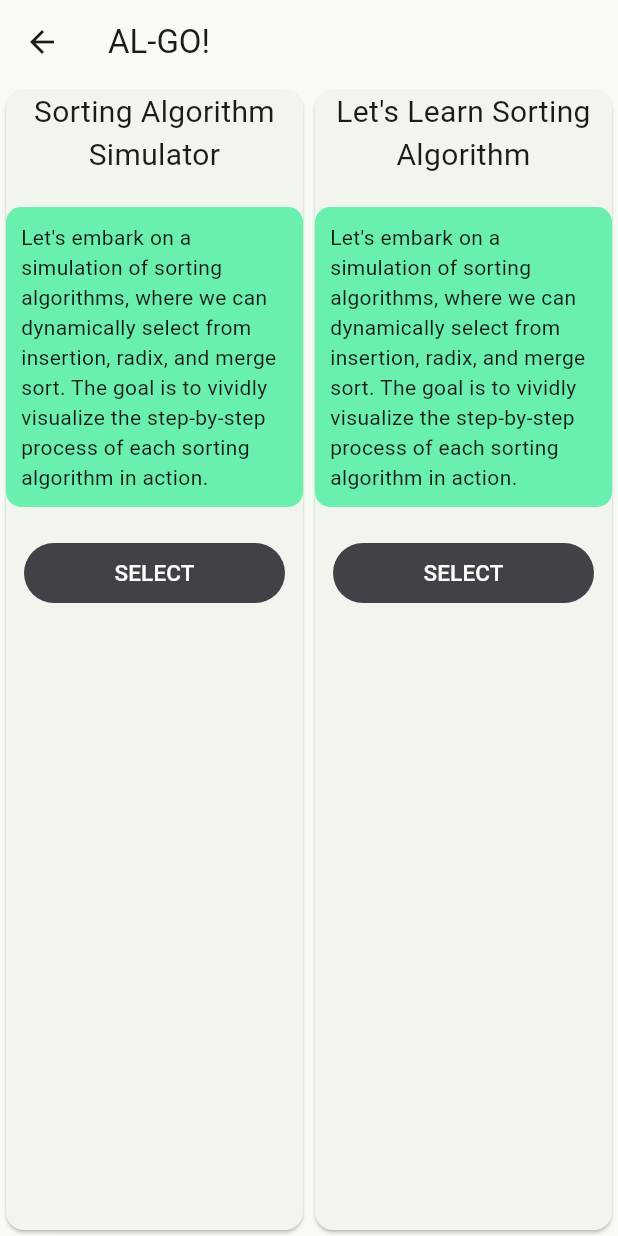
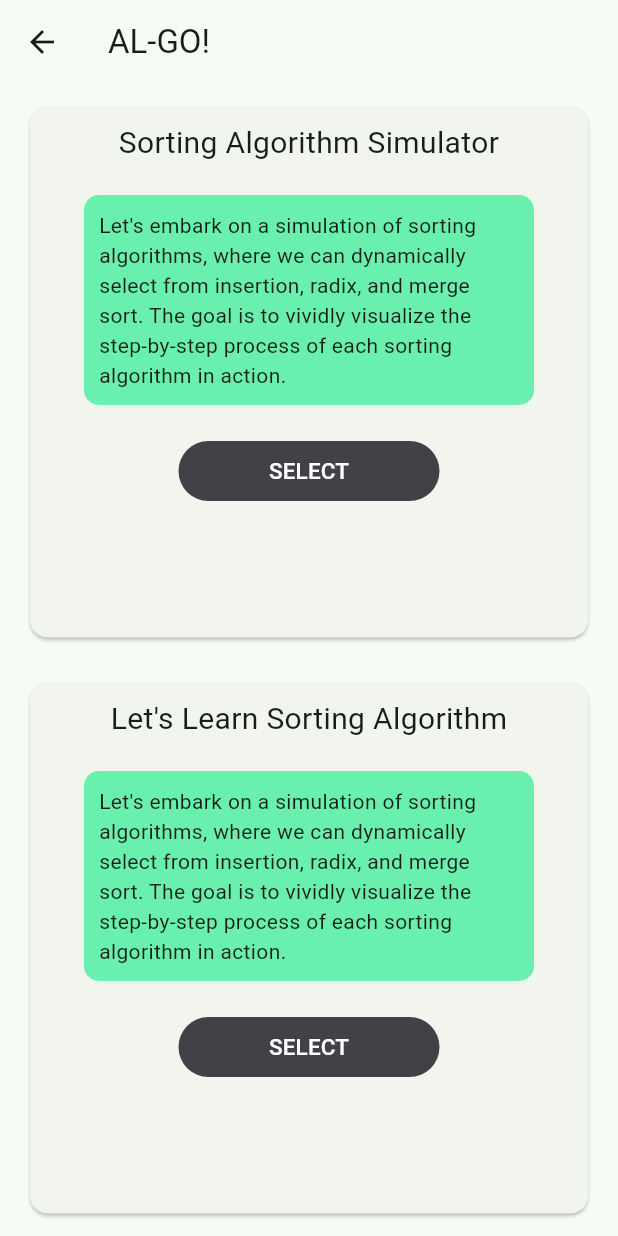
Before and after one commit to sipelepis/Hello_World, a Flutter app: the StartPage screen opened directly, on a phone screen of 412 x 824 dp. Run offline on Flutter 3.47's test engine with Material 3 defaults, Android fonts, the phone set to English and light mode, and no system bars.

Commit message:
Created new flutter project

```diff
--- a/lib/Learn.dart
+++ b/lib/Learn.dart
@@ -11,8 +11,25 @@ class _StartPageState extends State<StartPage> {
   @override
   Widget build(BuildContext context) {
     return Scaffold(
-      appBar: AppBar(title: Text('AL-GO!'),),
-      body: Row(
+      appBar: AppBar(title: Text('AL-GO!')),
+      body: LayoutBuilder(
+        builder: (context, constraints) {
+
+          bool isPortrait = constraints.maxWidth < constraints.maxHeight;
+
+          return isPortrait
+              ? Column(
+                  crossAxisAlignment: CrossAxisAlignment.stretch,
+                  children: [
+                    Expanded(
+                      child: SAS(),
+                    ),
+                    Expanded(
+                      child: LLS(),
+                    ),
+                  ],
+                )
+              : Row(
                   crossAxisAlignment: CrossAxisAlignment.center,
                   children: [
                     Expanded(
@@ -22,12 +39,33 @@ class _StartPageState extends State<StartPage> {
                       child: LLS(),
                     ),
                   ],
+                );
+        },
       ),
     );
   }
 }
-
-
+//////////////////////////////////////////////////////////////// Mistake (This code below only works for design if the device was in portrait)
+// class _StartPageState extends State<StartPage> {
+//   @override
+//   Widget build(BuildContext context) {
+//     return Scaffold(
+//       appBar: AppBar(title: Text('AL-GO!'),),
+//       body: Row(
+//         crossAxisAlignment: CrossAxisAlignment.start,
+//         children: [
+//           Expanded(
+//             child: SAS(),
+//           ),
+//           Expanded(
+//             child: LLS(),
+//           ),
+//         ],
+//       ),
+//     );
+//   }
+// }
+//////////////////////////////////////////////////////////////////
 
 class SAS extends StatefulWidget {
   const SAS({super.key});
@@ -42,12 +80,25 @@ class _SASState extends State<SAS> {
   @override
   Widget build(BuildContext context) {
     return Card(
+      margin: EdgeInsets.fromLTRB(20, 15, 20, 15),
       child:
-        Column(children: <Widget>[
-          Text('Sorting Algorithm Simulator' , style:
-            TextStyle(fontSize: 20,), textAlign: TextAlign.center,),
+
+        Column(
+          children: <Widget>[
+
+            Padding(
+              padding: EdgeInsets.fromLTRB(0, 10, 0, 0), // Adjust the value as needed
+              child: Text(
+                "Sorting Algorithm Simulator",
+                style: TextStyle(fontSize: 20),
+                textAlign: TextAlign.center,
+              ),
+            ),
+
+
 
           Container(
+
             width: 300,
             margin: const EdgeInsets.fromLTRB(0, 20, 0, 20),
             padding: EdgeInsets.fromLTRB(10, 10, 10, 10),
@@ -102,12 +153,18 @@ class _LLSState extends State<LLS> {
   @override
   Widget build(BuildContext context) {
     return Card(
+      margin: EdgeInsets.fromLTRB(20, 15, 20, 15),
       child:
         Column(children: <Widget>[
 
-
-          Text("Let's Learn Sorting Algorithm" , style:
-            TextStyle(fontSize: 20,),textAlign: TextAlign.center,),
+            Padding(
+              padding: EdgeInsets.fromLTRB(0, 10, 0, 0), // Adjust the value as needed
+              child: Text(
+                "Let's Learn Sorting Algorithm",
+                style: TextStyle(fontSize: 20),
+                textAlign: TextAlign.center,
+              ),
+            ),
 
           Container(
             width: 300,
```
Lines whose indentation alone changed are shown as unchanged.
